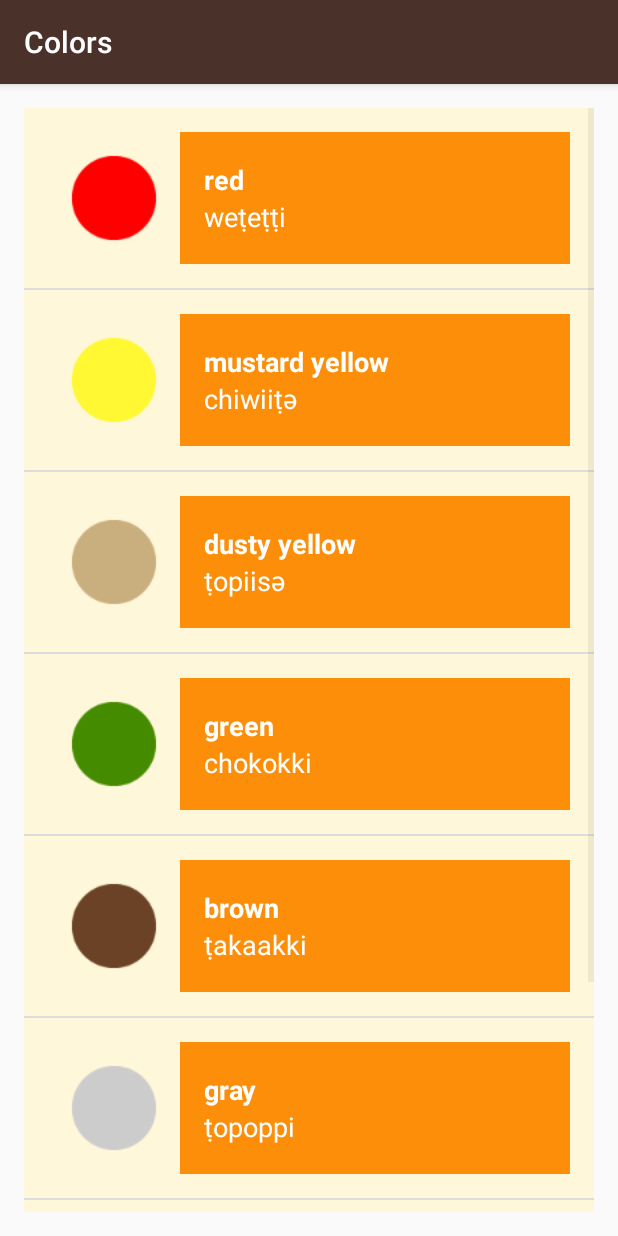
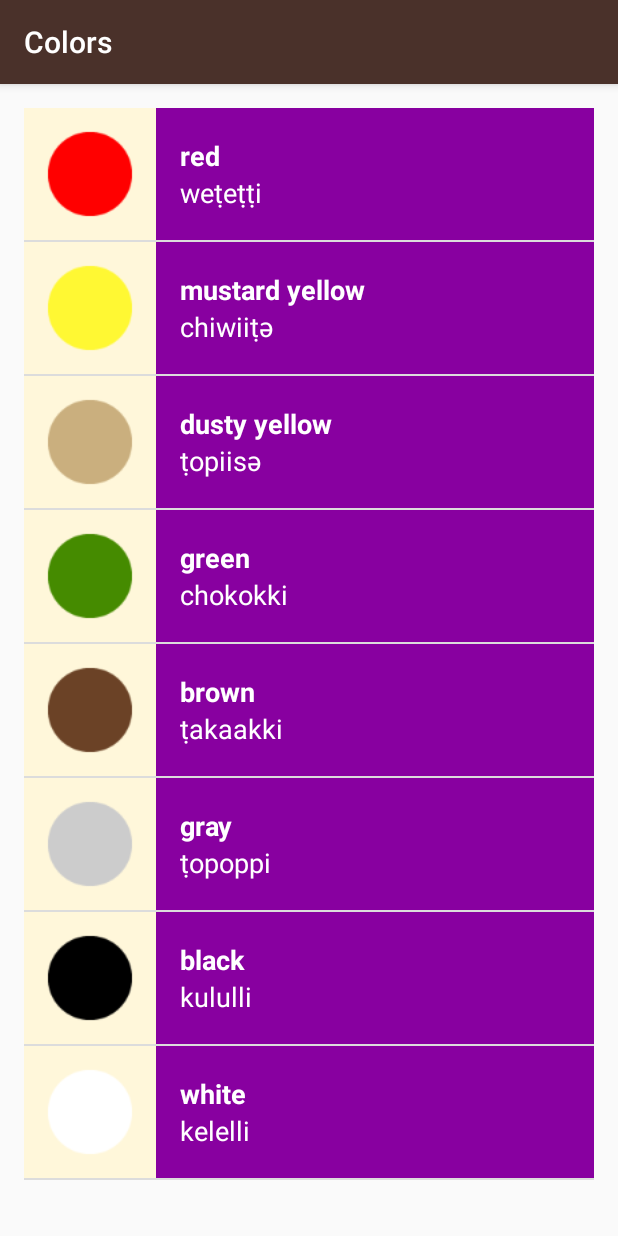
Before and after one commit to IhorYachmenov/Miwok, an Android app: the ColorsActivity screen opened directly, with no data from a screen before it, on a phone screen of 412 x 824 dp. Run offline under Robolectric (Android 15) with nearby library versions, the phone set to English and light mode, and no system bars.

Commit message:
fix problem with padding on activities

```diff
--- a/app/src/main/java/com/example/android/miwok/ColorsActivity.java
+++ b/app/src/main/java/com/example/android/miwok/ColorsActivity.java
@@ -26,7 +26,8 @@ public class ColorsActivity extends AppCompatActivity {
 
         // Create an {@link WordAdapter}, whose data source is a list of {@link Word}s. The
         // adapter knows how to create list items for each item in the list.
-        WordAdapter adapter = new WordAdapter(this, words);
+        //WordAdapter adapter = new WordAdapter(this, words);
+        WordAdapter adapter = new WordAdapter(this, words, R.color.category_colors);
 
         // Find the {@link ListView} object in the view hierarchy of the {@link Activity}.
         // There should be a {@link ListView} with the view ID called list, which is declared in the
--- a/app/src/main/java/com/example/android/miwok/FamilyActivity.java
+++ b/app/src/main/java/com/example/android/miwok/FamilyActivity.java
@@ -27,7 +27,8 @@ public class FamilyActivity extends AppCompatActivity {
 
         // Create an {@link WordAdapter}, whose data source is a list of {@link Word}s. The
         // adapter knows how to create list items for each item in the list.
-        WordAdapter adapter = new WordAdapter(this, words);
+        //WordAdapter adapter = new WordAdapter(this, words);
+        WordAdapter adapter = new WordAdapter(this, words, R.color.category_family);
 
         // Find the {@link ListView} object in the view hierarchy of the {@link Activity}.
         // There should be a {@link ListView} with the view ID called list, which is declared in the
--- a/app/src/main/java/com/example/android/miwok/NumbersActivity.java
+++ b/app/src/main/java/com/example/android/miwok/NumbersActivity.java
@@ -61,7 +61,8 @@ public class NumbersActivity extends AppCompatActivity {
       // ArrayAdapter<String> itemsAdapter = new ArrayAdapter<String>(this, android.R.layout.simple_list_item_1, numbers);
 
 
-        WordAdapter adapter = new WordAdapter(this, words);
+        //WordAdapter adapter = new WordAdapter(this, words);
+        WordAdapter adapter = new WordAdapter(this, words, R.color.category_numbers);
         ListView listView = (ListView) findViewById(R.id.list);
 
         listView.setAdapter(adapter);
--- a/app/src/main/java/com/example/android/miwok/PhrasesActivity.java
+++ b/app/src/main/java/com/example/android/miwok/PhrasesActivity.java
@@ -28,7 +28,8 @@ public class PhrasesActivity extends AppCompatActivity {
 
         // Create an {@link WordAdapter}, whose data source is a list of {@link Word}s. The
         // adapter knows how to create list items for each item in the list.
-        WordAdapter adapter = new WordAdapter(this, words);
+        //WordAdapter adapter = new WordAdapter(this, words);
+        WordAdapter adapter = new WordAdapter(this, words, R.color.category_phrases);
 
         // Find the {@link ListView} object in the view hierarchy of the {@link Activity}.
         // There should be a {@link ListView} with the view ID called list, which is declared in the
--- a/app/src/main/java/com/example/android/miwok/WordAdapter.java
+++ b/app/src/main/java/com/example/android/miwok/WordAdapter.java
@@ -4,6 +4,7 @@ import android.app.Activity;
 import android.media.Image;
 import android.support.annotation.NonNull;
 import android.support.annotation.Nullable;
+import android.support.v4.content.ContextCompat;
 import android.view.LayoutInflater;
 import android.view.View;
 import android.view.ViewGroup;
@@ -15,12 +16,23 @@ import java.util.ArrayList;
 
 public class WordAdapter extends ArrayAdapter<Word> {
 
+    private int mColorResourceID;
+
     public WordAdapter(Activity context, ArrayList<Word> words) {
         // Here, we initialize the ArrayAdapter's internal storage for the context and the list.
         // the second argument is used when the ArrayAdapter is populating a single TextView.
         // Because this is a custom adapter for two TextViews and an ImageView, the adapter is not
         // going to use this second argument, so it can be any value. Here, we used 0.
         super(context, 0, words);
+    }
+
+    public WordAdapter(Activity context, ArrayList<Word> words, int colorResourceId) {
+        // Here, we initialize the ArrayAdapter's internal storage for the context and the list.
+        // the second argument is used when the ArrayAdapter is populating a single TextView.
+        // Because this is a custom adapter for two TextViews and an ImageView, the adapter is not
+        // going to use this second argument, so it can be any value. Here, we used 0.
+        super(context, 0, words);
+        mColorResourceID = colorResourceId;
     }
 
     @NonNull
@@ -62,6 +74,16 @@ public class WordAdapter extends ArrayAdapter<Word> {
             imageViewResource.setVisibility(View.GONE);
         }
 
+
+        // Set the theme color for the list item
+        View textContainer = listItemView.findViewById(R.id.text_container);
+        // Find the color that the resource ID maps to
+
+        int color = ContextCompat.getColor(getContext(), mColorResourceID);
+        textContainer.setBackgroundColor(color);
+
+
+
         // Return the whole list item layout (containing 2 TextViews and an ImageView)
         // so that it can be shown in the ListView
         return listItemView;
--- a/app/src/main/res/layout/activity_numbers.xml
+++ b/app/src/main/res/layout/activity_numbers.xml
@@ -4,6 +4,7 @@
     android:id="@+id/list"
     android:layout_width="match_parent"
     android:layout_height="match_parent"
-    android:orientation="vertical">
+    android:orientation="vertical"
+    >
 
 </ListView>
--- a/app/src/main/res/layout/list_item.xml
+++ b/app/src/main/res/layout/list_item.xml
@@ -5,21 +5,18 @@
     android:layout_height="wrap_content"
     android:background="@color/tan_background"
     android:minHeight="@dimen/list_item_height"
-    android:orientation="horizontal"
-    android:padding="16dp">
+    android:orientation="horizontal">
 
 
     <ImageView
         android:id="@+id/photo_image_view"
         android:layout_width="@dimen/list_item_height"
-        android:layout_height="@dimen/list_item_height"
-        android:src="@mipmap/ic_launcher" />
+        android:layout_height="@dimen/list_item_height" />
 
     <LinearLayout
         android:id="@+id/text_container"
         android:layout_width="match_parent"
         android:layout_height="match_parent"
-        android:background="@color/category_numbers"
         android:orientation="vertical"
         android:paddingLeft="16dp">
 
```
